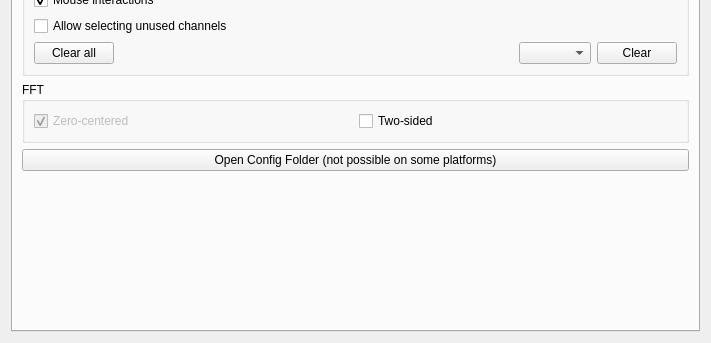
This is src/forms/developeroptions.ui in jirimaier/DataPlotter as Qt 5 draws it before an edit; both pictures show x 0 to 711 and y 260 to 603 of the 711 by 603 pixel window. The edited form follows.
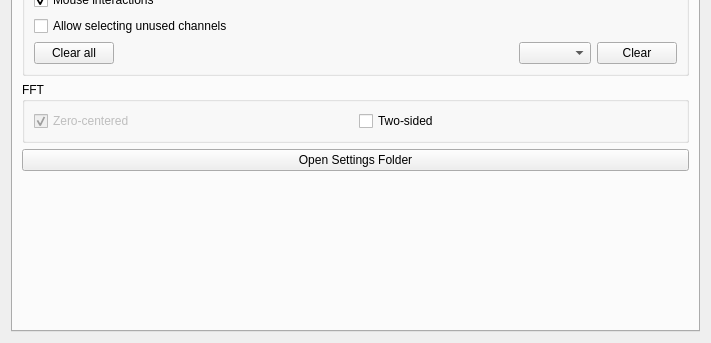
This is the edited form. The open tabs and pages were chosen to show the change. Icons and pictures are not drawn.

Commit message: Added platform.cfg file that enables platform specific settings (location of config folder, update link)

```diff
--- a/src/forms/developeroptions.ui
+++ b/src/forms/developeroptions.ui
@@ -918,7 +918,7 @@
        <item>
         <widget class="QPushButton" name="pushButtonOpenConfig">
          <property name="text">
-          <string>Open Config Folder (not possible on some platforms)</string>
+          <string>Open Settings Folder</string>
          </property>
         </widget>
        </item>
```
Left out of the diff: 2 changed lines with no effect on the pictures. The commit also changes 12 other files.
